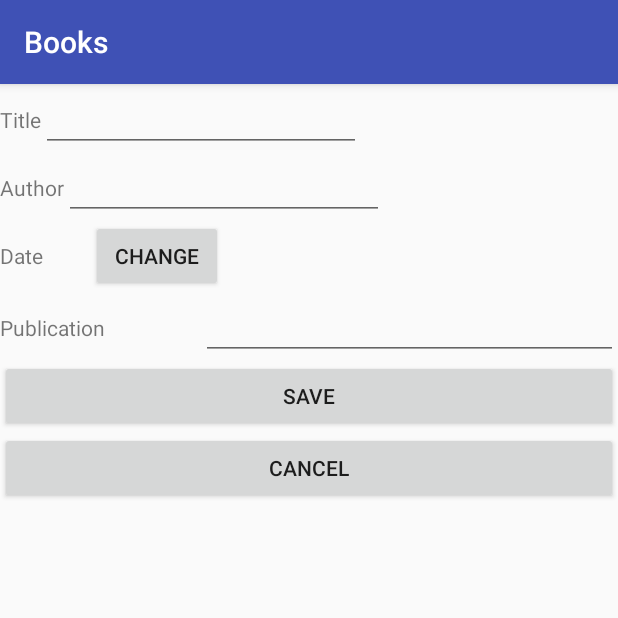
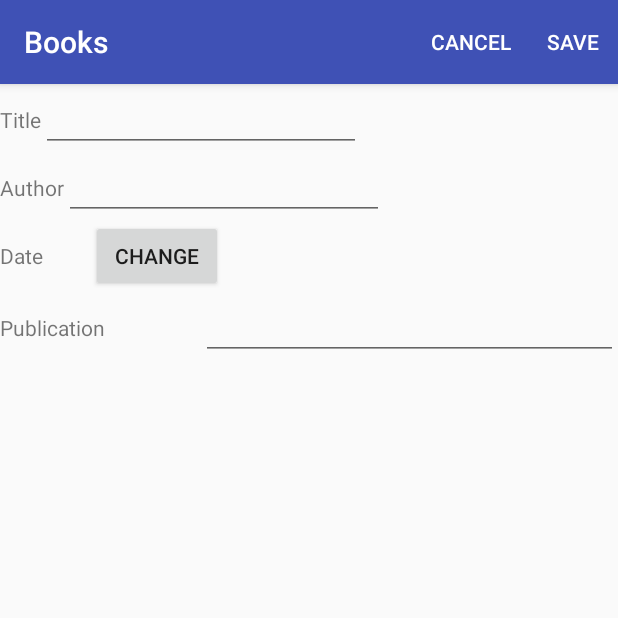
Before and after one commit to croSSover07/Books, an Android app: the fragment NewBookFragment placed in its activity, after a tap on "SAVE", on a phone screen of 412 x 824 dp, the top half of it. Run offline under Robolectric (Android 15) with nearby library versions, the phone set to English and light mode, and no system bars.

Commit message:
change UI : move buttons "save" "cancel"  in New Book

```diff
--- a/app/src/main/java/com/example/developer/books/fragment/BookListFragment.kt
+++ b/app/src/main/java/com/example/developer/books/fragment/BookListFragment.kt
@@ -58,7 +58,7 @@ class BookListFragment : Fragment() {
 
     override fun onCreateOptionsMenu(menu: Menu?, inflater: MenuInflater) {
         super.onCreateOptionsMenu(menu, inflater)
-        inflater.inflate(R.menu.options_menu, menu)
+        inflater.inflate(R.menu.menu_options, menu)
     }
 
     override fun onOptionsItemSelected(item: MenuItem): Boolean = when (item.itemId) {
--- a/app/src/main/java/com/example/developer/books/fragment/DatePickerFragment.kt
+++ b/app/src/main/java/com/example/developer/books/fragment/DatePickerFragment.kt
@@ -23,6 +23,9 @@ class DatePickerFragment : DialogFragment() {
         val dialog = AlertDialog.Builder(activity)
                 .setView(R.layout.dialog_date)
                 .setTitle(R.string.date_picker_title)
+                .setNegativeButton(android.R.string.cancel, { _, _ ->
+                    sendResult(Activity.RESULT_CANCELED, null)
+                })
                 .setPositiveButton(android.R.string.ok, { _, _ ->
                     val year = datePicker.year
                     val month = datePicker.month
@@ -34,7 +37,7 @@ class DatePickerFragment : DialogFragment() {
         return dialog
     }
 
-    private fun sendResult(resultCode: Int, date: Date) {
+    private fun sendResult(resultCode: Int, date: Date?) {
         targetFragment ?: return
         val intent = Intent()
         intent.putExtra(EXTRA_DATE, date)
--- a/app/src/main/java/com/example/developer/books/fragment/NewBookFragment.kt
+++ b/app/src/main/java/com/example/developer/books/fragment/NewBookFragment.kt
@@ -4,9 +4,7 @@ import android.app.Activity
 import android.content.Intent
 import android.os.Bundle
 import android.support.v4.app.Fragment
-import android.view.LayoutInflater
-import android.view.View
-import android.view.ViewGroup
+import android.view.*
 import android.widget.Button
 import android.widget.EditText
 import android.widget.TextView
@@ -34,29 +32,13 @@ class NewBookFragment : Fragment() {
     override fun onViewCreated(view: View, savedInstanceState: Bundle?) {
         super.onViewCreated(view, savedInstanceState)
         textViewDate = view.findViewById(R.id.textView_date)
-        view.findViewById<View>(R.id.save_button)?.setOnClickListener {
-            val title = view.findViewById<EditText>(R.id.editText_title_book).text.toString()
-            val author = view.findViewById<EditText>(R.id.editText_author_book).text.toString()
-            val date = textViewDate.text.toString().toDate(MMM_D_YYYY)
-            val pub = view.findViewById<EditText>(R.id.editText_publication_book).text.toString()
-            if (date != null
-                    && title.trim().isNotEmpty()
-                    && author.trim().isNotEmpty()
-                    && pub.trim().isNotEmpty()) {
-                val book = Book(title, author, date, pub)
-                sendResult(Activity.RESULT_OK, book)
-                activity.supportFragmentManager.popBackStack()
-            }
-        }
-        view.findViewById<View>(R.id.cancel_button)?.setOnClickListener {
-            activity.supportFragmentManager.popBackStack()
-        }
         view.findViewById<Button>(R.id.button_date).setOnClickListener {
             val fm = fragmentManager
             val dialog = DatePickerFragment.newInstance()
             dialog.setTargetFragment(this@NewBookFragment, REQUEST_DATE)
             dialog.show(fm, DIALOG_DATE)
         }
+        setHasOptionsMenu(true)
     }
 
     private fun sendResult(resultCode: Int, book: Book) {
@@ -79,4 +61,32 @@ class NewBookFragment : Fragment() {
             else -> super.onActivityResult(requestCode, resultCode, data)
         }
     }
+
+    override fun onCreateOptionsMenu(menu: Menu?, inflater: MenuInflater) {
+        super.onCreateOptionsMenu(menu, inflater)
+        inflater.inflate(R.menu.menu_add_book_fragment, menu)
+    }
+
+    override fun onOptionsItemSelected(item: MenuItem): Boolean = when (item.itemId) {
+        R.id.save_button -> {
+            val title = view!!.findViewById<EditText>(R.id.editText_title_book).text.toString()
+            val author = view!!.findViewById<EditText>(R.id.editText_author_book).text.toString()
+            val date = textViewDate.text.toString().toDate(MMM_D_YYYY)
+            val pub = view!!.findViewById<EditText>(R.id.editText_publication_book).text.toString()
+            if (date != null
+                    && title.trim().isNotEmpty()
+                    && author.trim().isNotEmpty()
+                    && pub.trim().isNotEmpty()) {
+                val book = Book(title, author, date, pub)
+                sendResult(Activity.RESULT_OK, book)
+                activity.supportFragmentManager.popBackStack()
+            }
+            true
+        }
+        R.id.cancel_button -> {
+            activity.supportFragmentManager.popBackStack()
+            true
+        }
+        else -> super.onOptionsItemSelected(item)
+    }
 }
--- a/app/src/main/res/layout/fragment_new_book.xml
+++ b/app/src/main/res/layout/fragment_new_book.xml
@@ -1,8 +1,8 @@
 <?xml version="1.0" encoding="utf-8"?>
-<LinearLayout xmlns:android="http://schemas.android.com/apk/res/android"
+<ScrollView xmlns:android="http://schemas.android.com/apk/res/android"
     xmlns:tools="http://schemas.android.com/tools"
     android:layout_width="match_parent"
-    android:layout_height="match_parent"
+    android:layout_height="wrap_content"
     android:orientation="vertical">
 
     <LinearLayout
@@ -107,15 +107,4 @@
 
     </LinearLayout>
 
-    <Button
-        android:id="@+id/save_button"
-        android:layout_width="match_parent"
-        android:layout_height="wrap_content"
-        android:text="@string/save_button" />
-
-    <Button
-        android:id="@+id/cancel_button"
-        android:layout_width="match_parent"
-        android:layout_height="wrap_content"
-        android:text="@string/cancel_button" />
-</LinearLayout>
+</ScrollView>
--- /dev/null
+++ b/app/src/main/res/menu/menu_add_book_fragment.xml
@@ -0,0 +1,14 @@
+<?xml version="1.0" encoding="utf-8"?>
+<menu xmlns:android="http://schemas.android.com/apk/res/android"
+    xmlns:app="http://schemas.android.com/apk/res-auto">
+
+    <item
+        android:id="@+id/cancel_button"
+        android:title="@string/cancel_button"
+        app:showAsAction="ifRoom" />
+    <item
+        android:id="@+id/save_button"
+        android:title="@string/save_button"
+        app:showAsAction="ifRoom"
+        />
+</menu>
```
Also changed, not shown: app/src/main/res/menu/menu_options.xml (renamed from app/src/main/res/menu/options_menu.xml).
